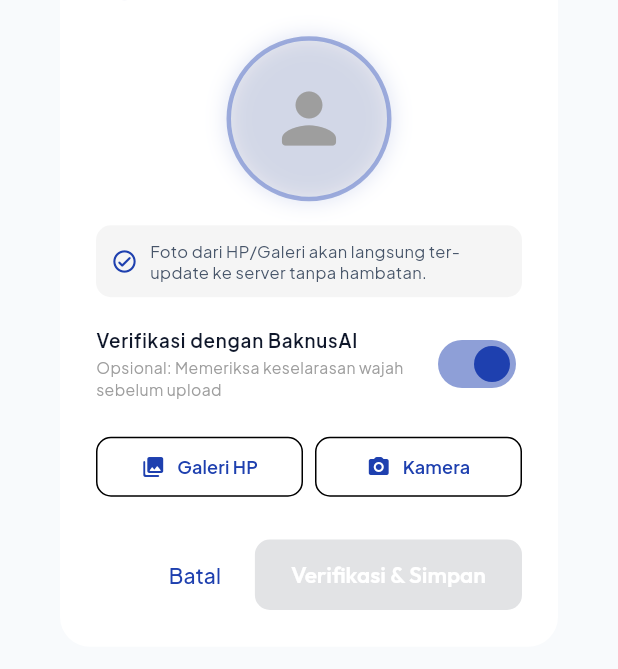
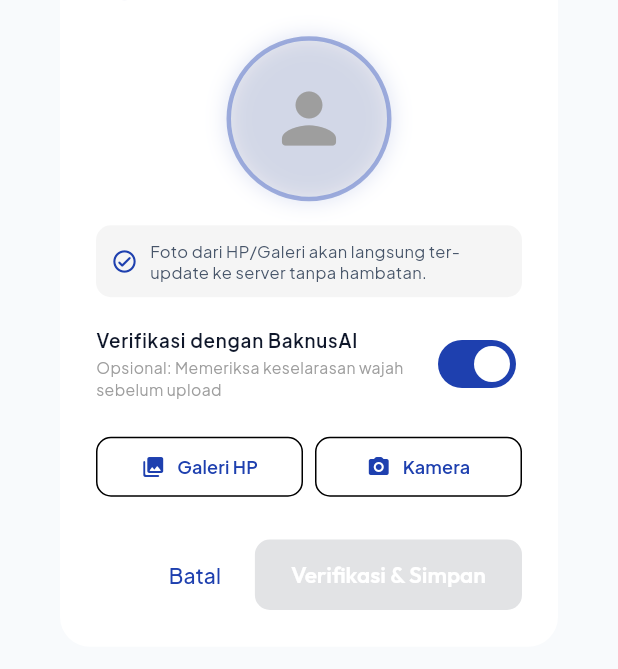
Before and after one commit to frianprianas/baknusmail_mobile, a Flutter app: the AvatarPickerDialog widget shown alone on an empty page, opened directly, after a tap on "Verifikasi dengan BaknusAI", on a phone screen of 412 x 824 dp, the part 341-1010 px from its top. Run offline on Flutter 3.47's test engine with Material 3 defaults, Android fonts, the phone set to English and light mode, and no system bars; our stand-ins replace audioplayers, cloud_firestore, dio, file_picker, firebase_core, firebase_messaging and 10 more; missing offline and left inert: enough_mail, mobile_scanner, record; accounts and stored records are empty; network calls fail.

Commit message:
Clean up imports and lints in profile service and dialog

```diff
--- a/lib/data/services/baknusmail_profile_service.dart
+++ b/lib/data/services/baknusmail_profile_service.dart
@@ -1,6 +1,5 @@
 import 'dart:convert';
 import 'dart:io';
-import 'dart:typed_data';
 import 'package:flutter/foundation.dart';
 import 'package:http/http.dart' as http;
 
--- a/lib/presentation/widgets/avatar_picker_dialog.dart
+++ b/lib/presentation/widgets/avatar_picker_dialog.dart
@@ -1,5 +1,4 @@
 import 'dart:convert';
-import 'dart:io';
 import 'dart:typed_data';
 import 'dart:ui' as ui;
 import 'package:flutter/material.dart';
@@ -197,6 +196,7 @@ class _AvatarPickerDialogState extends State<AvatarPickerDialog> {
 
       if (res['success'] == true) {
         await auth.updateAvatarState(_base64Image!);
+        if (!mounted) return;
         setState(() => _isProcessing = false);
 
         ScaffoldMessenger.of(context).showSnackBar(
@@ -441,7 +441,7 @@ class _AvatarPickerDialogState extends State<AvatarPickerDialog> {
               contentPadding: EdgeInsets.zero,
               dense: true,
               value: _validateWithAI,
-              activeColor: AppColors.primary,
+              activeTrackColor: AppColors.primary,
               title: const Text(
                 'Verifikasi dengan BaknusAI',
                 style: TextStyle(fontSize: 12.5, fontWeight: FontWeight.w600),
```
